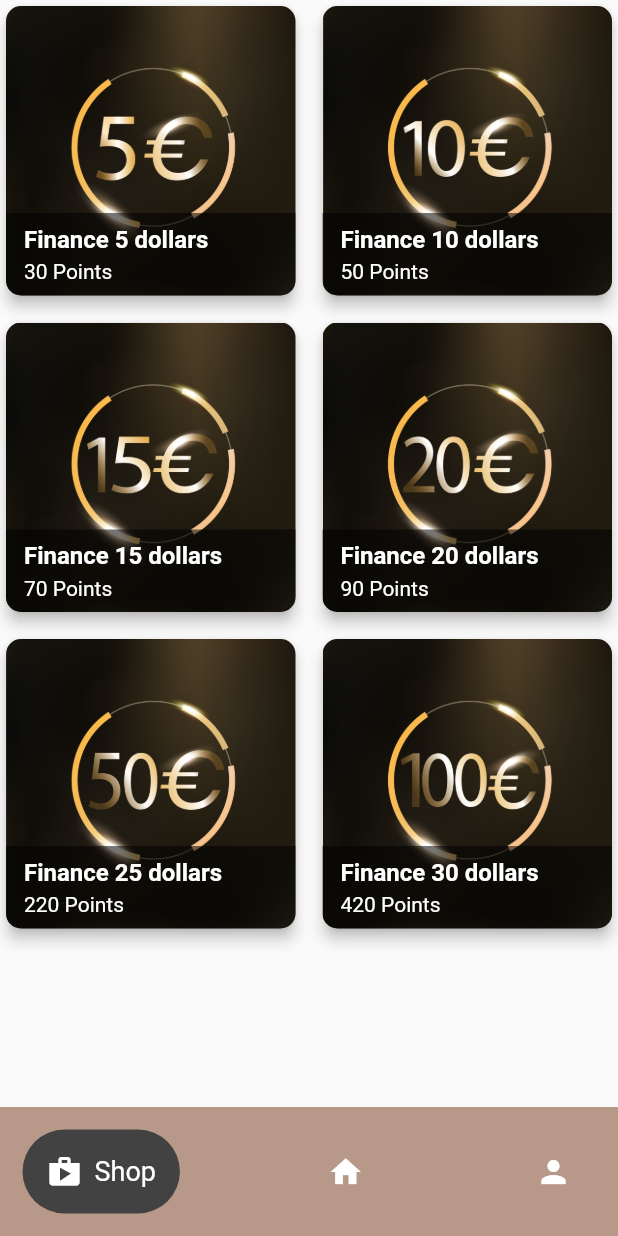
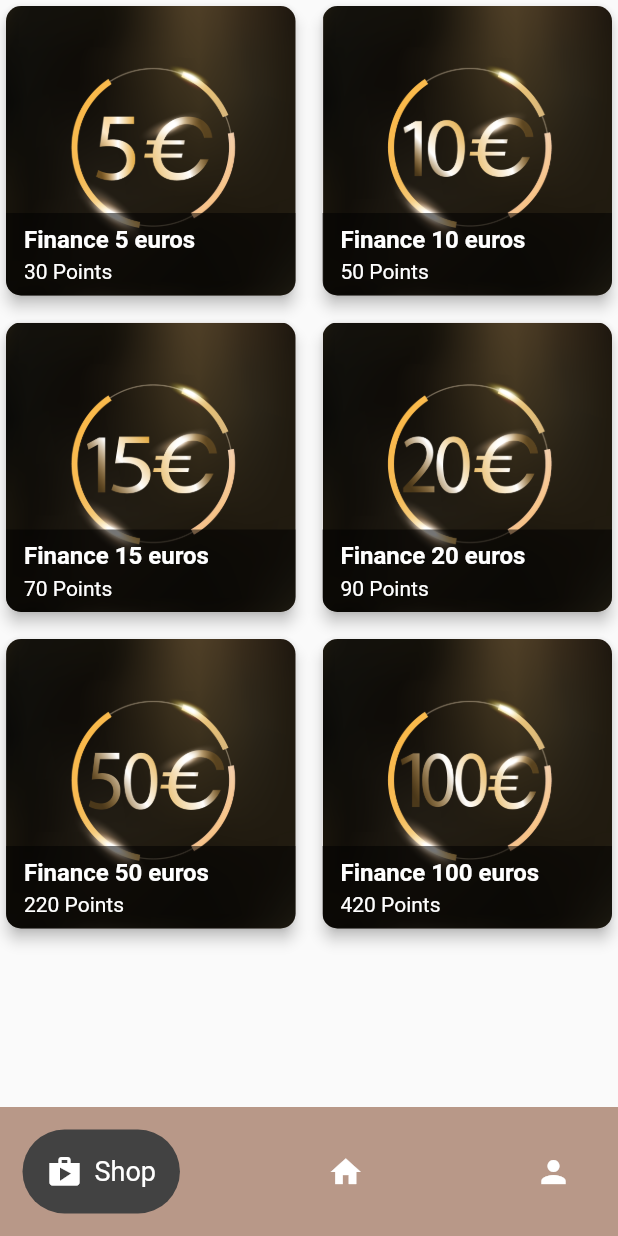
Before and after one commit to brunobacc/HouseFunderApp, a Flutter app: the ShopPageWidget screen opened by its route, on a phone screen of 412 x 824 dp. Run offline on Flutter 3.47's test engine with Material 2 defaults, Android fonts, the phone set to English and light mode, and no system bars; drawn by our look-alikes of google_nav_bar.

Commit message:
Products data update

```diff
--- a/lib/modules/products.dart
+++ b/lib/modules/products.dart
@@ -8,38 +8,38 @@ class Products {
       Product(
           productId: 1,
           image: 'assets/images/5euros.png',
-          title: 'Finance 5 dollars',
-          description: 'Finance 5 dollars',
+          title: 'Finance 5 euros',
+          description: 'Finance 5 euros to an active project of your choice.',
           price: 30),
       Product(
           productId: 2,
           image: 'assets/images/10euros.png',
-          title: 'Finance 10 dollars',
-          description: 'Finance 10 dollars',
+          title: 'Finance 10 euros',
+          description: 'Finance 10 euros to an active project of your choice.',
           price: 50),
       Product(
           productId: 3,
           image: 'assets/images/15euros.png',
-          title: 'Finance 15 dollars',
-          description: 'Finance 15 dollars',
+          title: 'Finance 15 euros',
+          description: 'Finance 15 euros to an active project of your choice.',
           price: 70),
       Product(
           productId: 4,
           image: 'assets/images/20euros.png',
-          title: 'Finance 20 dollars',
-          description: 'Finance 20 dollars',
+          title: 'Finance 20 euros',
+          description: 'Finance 20 euros to an active project of your choice.',
           price: 90),
       Product(
           productId: 5,
           image: 'assets/images/50euros.png',
-          title: 'Finance 25 dollars',
-          description: 'Finance 50 dollars',
+          title: 'Finance 50 euros',
+          description: 'Finance 50 euros to an active project of your choice.',
           price: 220),
       Product(
           productId: 6,
           image: 'assets/images/100euros.png',
-          title: 'Finance 30 dollars',
-          description: 'Finance 100 dollars',
+          title: 'Finance 100 euros',
+          description: 'Finance 100 euros to an active project of your choice.',
           price: 420),
     ];
   }
```
